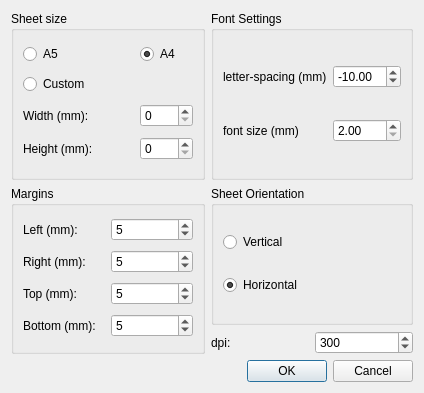
This is preferencesdialog.ui in aizenbit/Scribbler as Qt 5 draws it before an edit. The edited form follows.
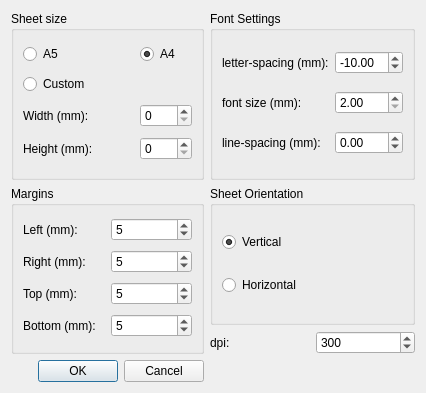
This is the edited form.

Commit message: add line spacing, bug fix

The edit to the form file:
```diff
--- a/preferencesdialog.ui
+++ b/preferencesdialog.ui
@@ -6,7 +6,7 @@
    <rect>
     <x>0</x>
     <y>0</y>
-    <width>424</width>
+    <width>426</width>
     <height>393</height>
    </rect>
   </property>
@@ -81,13 +81,6 @@
       <string>Font Settings</string>
      </property>
      <layout class="QGridLayout" name="gridLayout_3">
-      <item row="0" column="0">
-       <widget class="QLabel" name="label_2">
-        <property name="text">
-         <string>letter-spacing (mm)</string>
-        </property>
-       </widget>
-      </item>
       <item row="0" column="1">
        <widget class="QDoubleSpinBox" name="letterSpacingSpinBox">
         <property name="minimum">
@@ -101,10 +94,17 @@
         </property>
        </widget>
       </item>
+      <item row="0" column="0">
+       <widget class="QLabel" name="label_2">
+        <property name="text">
+         <string>letter-spacing (mm):</string>
+        </property>
+       </widget>
+      </item>
       <item row="1" column="0">
        <widget class="QLabel" name="label_3">
         <property name="text">
-         <string>font size (mm)</string>
+         <string>font size (mm):</string>
         </property>
        </widget>
       </item>
@@ -118,6 +118,20 @@
         </property>
        </widget>
       </item>
+      <item row="2" column="0">
+       <widget class="QLabel" name="label_10">
+        <property name="text">
+         <string>line-spacing (mm):</string>
+        </property>
+       </widget>
+      </item>
+      <item row="2" column="1">
+       <widget class="QDoubleSpinBox" name="lineSpacingSpinBox">
+        <property name="minimum">
+         <double>-99.000000000000000</double>
+        </property>
+       </widget>
+      </item>
      </layout>
     </widget>
    </item>
@@ -200,7 +214,7 @@
            <string>Vertical</string>
           </property>
           <property name="checked">
-           <bool>false</bool>
+           <bool>true</bool>
           </property>
          </widget>
         </item>
@@ -210,7 +224,7 @@
            <string>Horizontal</string>
           </property>
           <property name="checked">
-           <bool>true</bool>
+           <bool>false</bool>
           </property>
          </widget>
         </item>
@@ -246,7 +260,7 @@
      </item>
     </layout>
    </item>
-   <item row="2" column="0" colspan="2">
+   <item row="2" column="0">
     <widget class="QDialogButtonBox" name="buttonBox">
      <property name="orientation">
       <enum>Qt::Horizontal</enum>
```
The commit also changes 3 other files.
